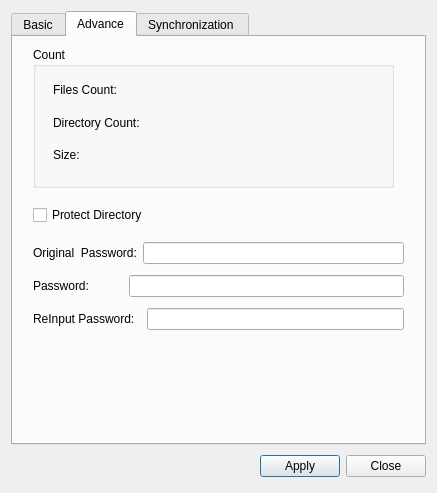
This is managefile/propofdirdialog.ui in MrMattMunro/filesearch as Qt 5 draws it before an edit. The edited form follows.
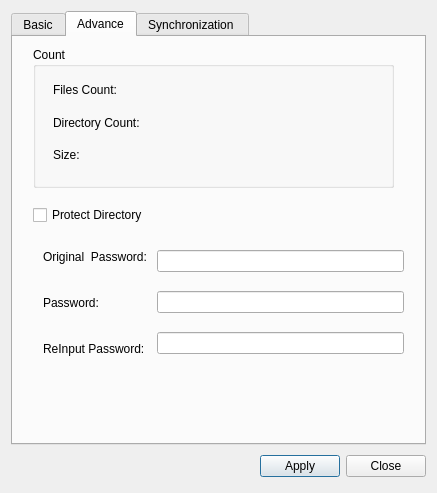
This is the edited form.

Patch:
```diff
--- a/managefile/propofdirdialog.ui
+++ b/managefile/propofdirdialog.ui
@@ -209,18 +209,18 @@
         <string>Protect Directory</string>
        </property>
       </widget>
-      <widget class="QWidget" name="layoutWidget">
+      <widget class="QWidget" name="">
        <property name="geometry">
         <rect>
-         <x>20</x>
+         <x>30</x>
          <y>200</y>
-         <width>371</width>
-         <height>101</height>
+         <width>361</width>
+         <height>132</height>
         </rect>
        </property>
-       <layout class="QVBoxLayout" name="verticalLayout">
+       <layout class="QHBoxLayout" name="horizontalLayout">
         <item>
-         <layout class="QHBoxLayout" name="horizontalLayout_4">
+         <layout class="QVBoxLayout" name="verticalLayout">
           <item>
            <widget class="QLabel" name="label_4">
             <property name="text">
@@ -229,17 +229,6 @@
            </widget>
           </item>
           <item>
-           <widget class="QLineEdit" name="orgpwd">
-            <property name="echoMode">
-             <enum>QLineEdit::Password</enum>
-            </property>
-           </widget>
-          </item>
-         </layout>
-        </item>
-        <item>
-         <layout class="QHBoxLayout" name="horizontalLayout_6">
-          <item>
            <widget class="QLabel" name="label_8">
             <property name="text">
              <string>Password:          </string>
@@ -247,20 +236,27 @@
            </widget>
           </item>
           <item>
-           <widget class="QLineEdit" name="pwd">
-            <property name="echoMode">
-             <enum>QLineEdit::Password</enum>
-            </property>
-           </widget>
-          </item>
-         </layout>
-        </item>
-        <item>
-         <layout class="QHBoxLayout" name="horizontalLayout_5">
-          <item>
            <widget class="QLabel" name="label_9">
             <property name="text">
              <string>ReInput Password:  </string>
+            </property>
+           </widget>
+          </item>
+         </layout>
+        </item>
+        <item>
+         <layout class="QVBoxLayout" name="verticalLayout_4">
+          <item>
+           <widget class="QLineEdit" name="orgpwd">
+            <property name="echoMode">
+             <enum>QLineEdit::Password</enum>
+            </property>
+           </widget>
+          </item>
+          <item>
+           <widget class="QLineEdit" name="pwd">
+            <property name="echoMode">
+             <enum>QLineEdit::Password</enum>
             </property>
            </widget>
           </item>
```
